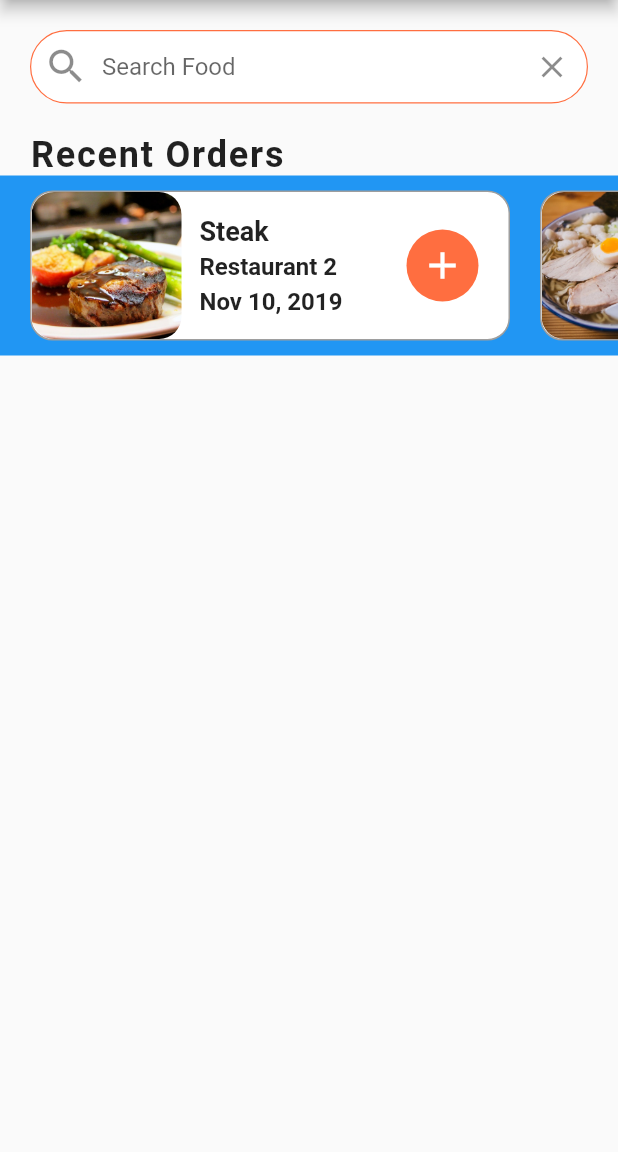
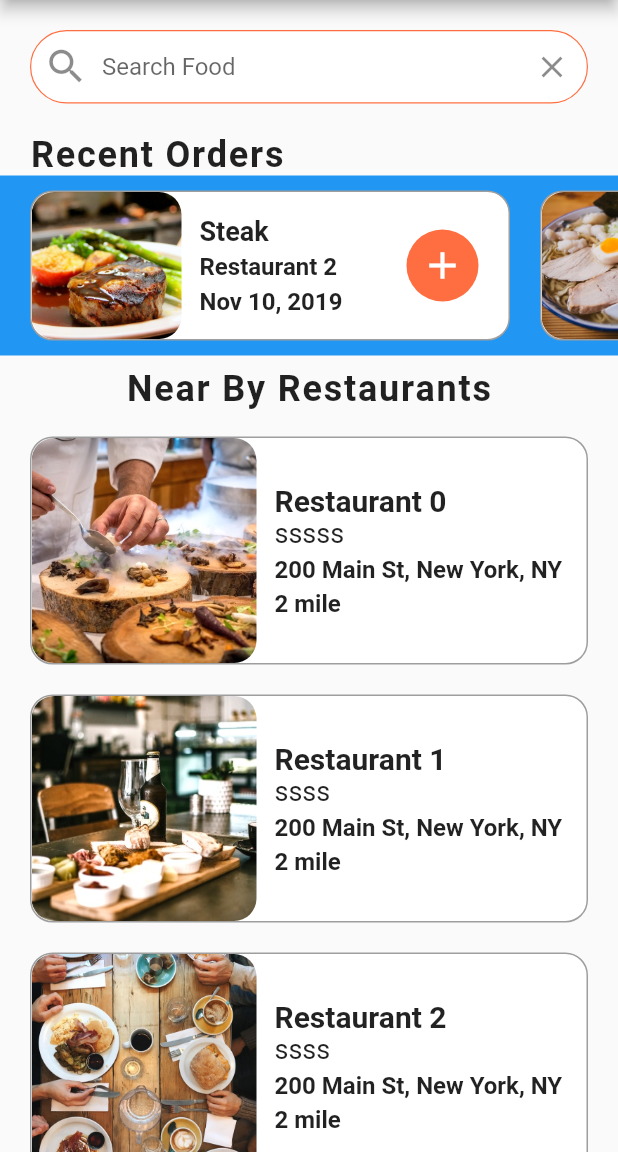
Before and after one commit to Phonekham/flutter_food_delivery, a Flutter app: the screen it shows after launch, on a phone screen of 412 x 824 dp, the part 84-1236 px from its top. Run offline on Flutter 3.47's test engine with Material 2 defaults, Android fonts, the phone set to English and light mode, and no system bars.

Commit message:
near by restaurants

```diff
--- a/lib/screens/home_screen.dart
+++ b/lib/screens/home_screen.dart
@@ -1,5 +1,7 @@
 import 'package:flutter/material.dart';
 import 'package:flutter_food_delivery/data/data.dart';
+import 'package:flutter_food_delivery/models/restaurant.dart';
+import 'package:flutter_food_delivery/widgets/rating_stars.dart';
 import 'package:flutter_food_delivery/widgets/recent_orders.dart';
 
 class HomeScreen extends StatefulWidget {
@@ -10,6 +12,73 @@
 }
 
 class _HomeScreenState extends State<HomeScreen> {
+  _buildRestaurants() {
+    List<Widget> restaurantsLists = [];
+    restaurants.forEach((Restaurant restaurant) {
+      restaurantsLists.add(Container(
+        margin: EdgeInsets.symmetric(horizontal: 20.0, vertical: 10.0),
+        decoration: BoxDecoration(
+            color: Colors.white,
+            borderRadius: BorderRadius.circular(15.0),
+            border: Border.all(
+              width: 1.0,
+              color: Colors.grey,
+            )),
+        child: Row(
+          children: [
+            ClipRRect(
+                borderRadius: BorderRadius.circular(15.0),
+                child: Image(
+                  height: 150.0,
+                  width: 150.0,
+                  image: AssetImage(restaurant.imageUrl),
+                  fit: BoxFit.cover,
+                )),
+            Expanded(
+              child: Container(
+                margin: EdgeInsets.all(12.0),
+                child: Column(
+                  crossAxisAlignment: CrossAxisAlignment.start,
+                  mainAxisAlignment: MainAxisAlignment.center,
+                  children: [
+                    Text(
+                      restaurant.name,
+                      style: TextStyle(
+                          fontSize: 20.0, fontWeight: FontWeight.bold),
+                      overflow: TextOverflow.ellipsis,
+                    ),
+                    RatingStars(restaurant.rating),
+                    SizedBox(
+                      height: 4.0,
+                    ),
+                    Text(
+                      restaurant.address,
+                      style: TextStyle(
+                          fontSize: 16.0, fontWeight: FontWeight.w600),
+                      overflow: TextOverflow.ellipsis,
+                    ),
+                    SizedBox(
+                      height: 4.0,
+                    ),
+                    Text(
+                      '2 mile',
+                      style: TextStyle(
+                          fontSize: 16.0, fontWeight: FontWeight.w600),
+                      overflow: TextOverflow.ellipsis,
+                    )
+                  ],
+                ),
+              ),
+            )
+          ],
+        ),
+      ));
+    });
+    return Column(
+      children: restaurantsLists,
+    );
+  }
+
   @override
   Widget build(BuildContext context) {
     return Scaffold(
@@ -54,7 +123,22 @@
                 suffixIcon:
                     IconButton(icon: Icon(Icons.clear), onPressed: () {}),
               ))),
-          RecentOrders()
+          RecentOrders(),
+          Column(
+            children: [
+              Padding(
+                padding: const EdgeInsets.all(8.0),
+                child: Text(
+                  'Near By Restaurants',
+                  style: TextStyle(
+                      fontSize: 24.0,
+                      fontWeight: FontWeight.w600,
+                      letterSpacing: 1.2),
+                ),
+              ),
+              _buildRestaurants()
+            ],
+          )
         ],
       ),
     );
--- /dev/null
+++ b/lib/widgets/rating_stars.dart
@@ -0,0 +1,17 @@
+import 'package:flutter/material.dart';
+
+class RatingStars extends StatelessWidget {
+  final int rating;
+  RatingStars(this.rating);
+  @override
+  Widget build(BuildContext context) {
+    String stars = '';
+    for (var i = 0; i < rating; i++) {
+      stars += 's';
+    }
+    return Text(
+      stars,
+      style: TextStyle(fontSize: 18.0),
+    );
+  }
+}
```
